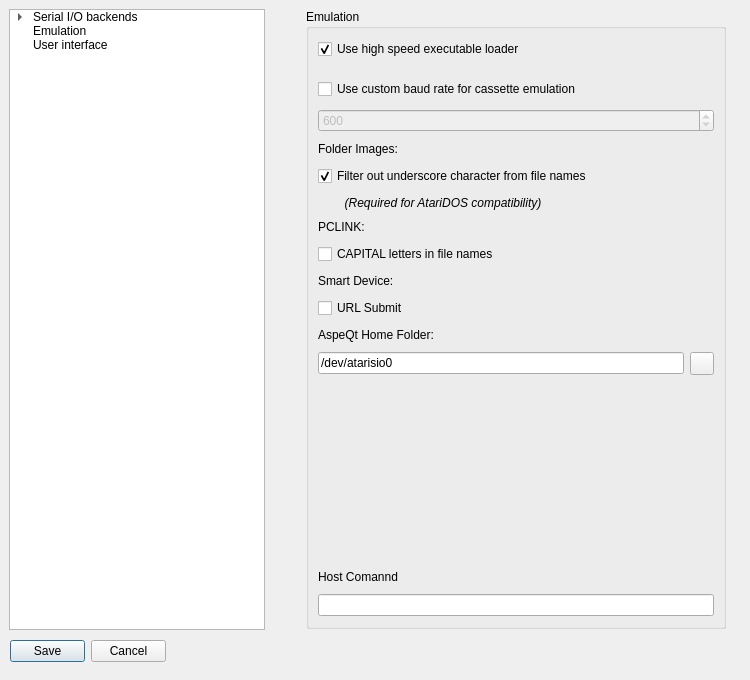
pjones1063/AspeQt-2k26, file src/optionsdialog.ui: the form before one commit.
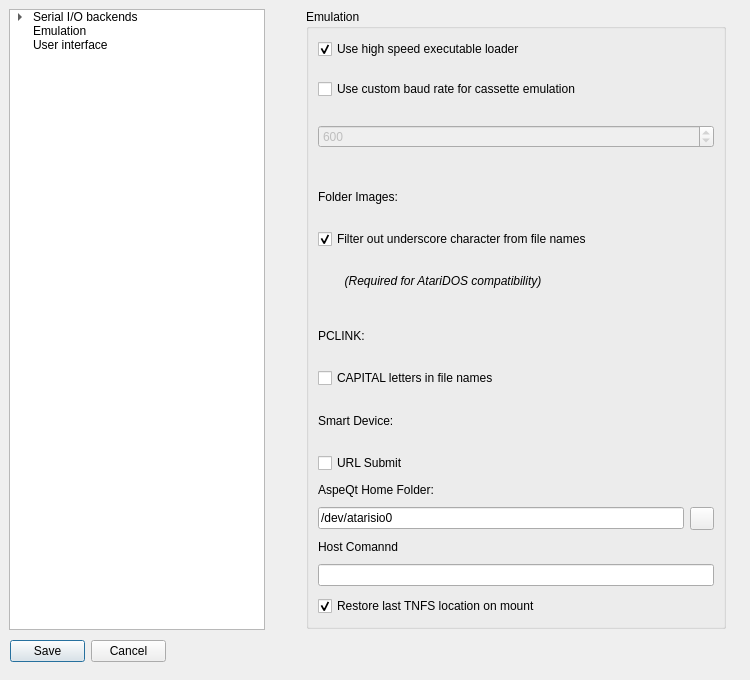
The form after the commit.

Diff of the .ui file:
```diff
--- a/src/optionsdialog.ui
+++ b/src/optionsdialog.ui
@@ -653,6 +653,16 @@
           </property>
          </widget>
         </item>
+<item row="17" column="0" colspan="2">
+ <widget class="QCheckBox" name="tnfsAutoConnectBox">
+  <property name="text">
+   <string>Restore last TNFS location on mount</string>
+  </property>
+  <property name="checked">
+   <bool>true</bool>
+  </property>
+ </widget>
+</item>
         <item row="6" column="0" colspan="2">
          <widget class="QCheckBox" name="filterUscore">
           <property name="text">
@@ -675,19 +685,6 @@
           </property>
          </widget>
         </item>
-        <item row="14" column="1">
-         <spacer name="emulationSpacer2">
-          <property name="orientation">
-           <enum>Qt::Orientation::Vertical</enum>
-          </property>
-          <property name="sizeHint" stdset="0">
-           <size>
-            <width>20</width>
-            <height>40</height>
-           </size>
-          </property>
-         </spacer>
-        </item>
         <item row="16" column="0" colspan="2">
          <widget class="QLineEdit" name="RclCommand">
           <property name="enabled">
```
